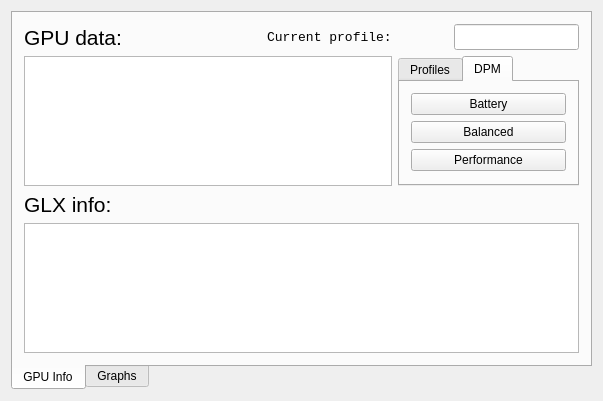
marazmista/radeon-profile, file radeon-profile/radeon_profile.ui: the form before one commit.
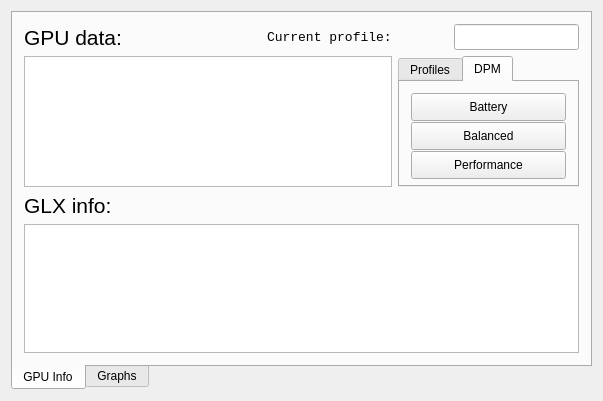
The form after the commit. Icons and pictures are not drawn. Custom widgets are drawn as their Qt base class.

```diff
--- a/radeon-profile/radeon_profile.ui
+++ b/radeon-profile/radeon_profile.ui
@@ -104,7 +104,7 @@
           <property name="minimumSize">
            <size>
             <width>181</width>
-            <height>114</height>
+            <height>131</height>
            </size>
           </property>
           <property name="maximumSize">
@@ -119,6 +119,9 @@
           <property name="currentIndex">
            <number>1</number>
           </property>
+          <property name="elideMode">
+           <enum>Qt::ElideNone</enum>
+          </property>
           <widget class="QWidget" name="stdProfiles">
            <attribute name="title">
             <string>Profiles</string>
@@ -144,13 +147,32 @@
            <layout class="QGridLayout" name="gridLayout_4">
             <item row="0" column="0">
              <widget class="QPushButton" name="btn_dpmBattery">
+              <property name="minimumSize">
+               <size>
+                <width>0</width>
+                <height>28</height>
+               </size>
+              </property>
               <property name="text">
                <string>Battery</string>
               </property>
+              <property name="icon">
+               <iconset resource="radeon-resource.qrc">
+                <normaloff>:/icon/arrow1.png</normaloff>:/icon/arrow1.png</iconset>
+              </property>
+              <property name="flat">
+               <bool>false</bool>
+              </property>
              </widget>
             </item>
             <item row="1" column="0">
              <widget class="QPushButton" name="btn_dpmBalanced">
+              <property name="minimumSize">
+               <size>
+                <width>0</width>
+                <height>28</height>
+               </size>
+              </property>
               <property name="text">
                <string>Balanced</string>
               </property>
@@ -158,6 +180,12 @@
             </item>
             <item row="2" column="0">
              <widget class="QPushButton" name="btn_dpmPerformance">
+              <property name="minimumSize">
+               <size>
+                <width>0</width>
+                <height>28</height>
+               </size>
+              </property>
               <property name="text">
                <string>Performance</string>
               </property>
```
Left out of the diff: 8 changed lines with no effect on the pictures.
